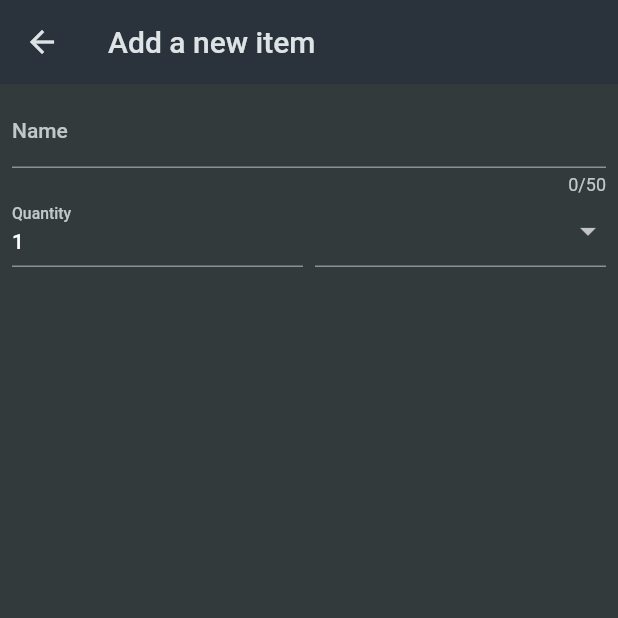
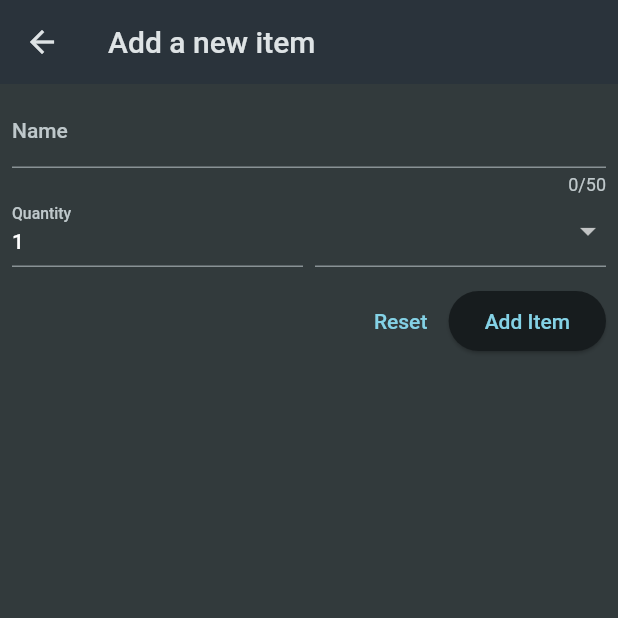
Before and after one commit to thatserfan/Shop-List-Flutter, a Flutter app: the NewItem screen opened directly, on a phone screen of 412 x 824 dp, the top half of it. Run offline on Flutter 3.47's test engine with Material 2 defaults, Android fonts, the phone set to English and light mode, and no system bars.

Commit message:
Add button in add item

```diff
--- a/lib/widgets/new_item.dart
+++ b/lib/widgets/new_item.dart
@@ -68,6 +68,20 @@ class NewItemState extends State<NewItem> {
                   ),
                 ],
               ),
+              const SizedBox(height: 12),
+              Row(
+                mainAxisAlignment: MainAxisAlignment.end,
+                children: [
+                  TextButton(
+                    onPressed: () {},
+                    child: const Text('Reset'),
+                  ),
+                  ElevatedButton(
+                    onPressed: () {},
+                    child: const Text('Add Item'),
+                  ),
+                ],
+              ),
             ],
           ),
         ),
```
